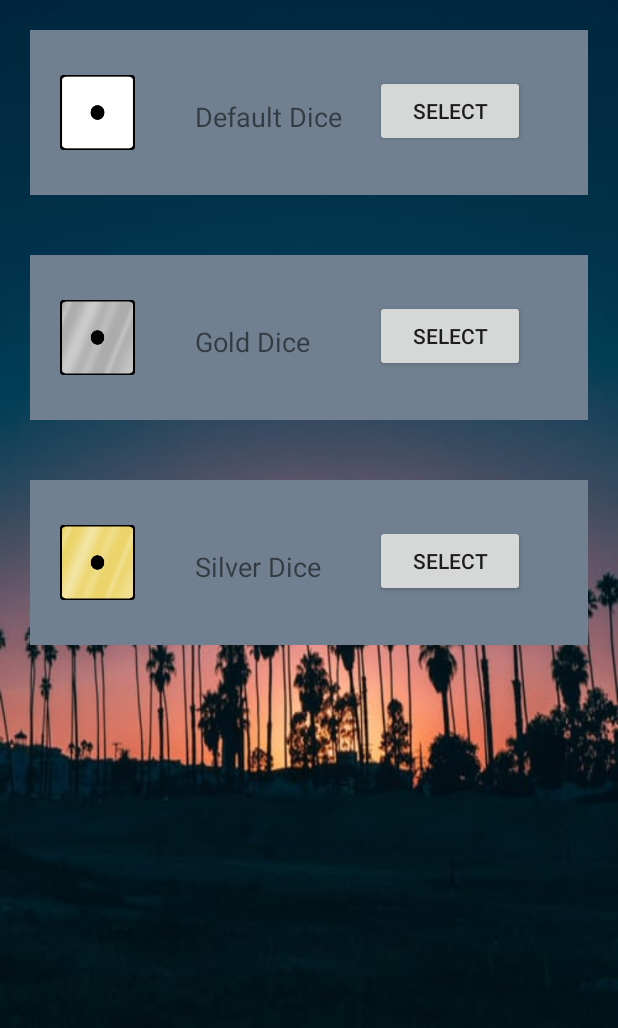
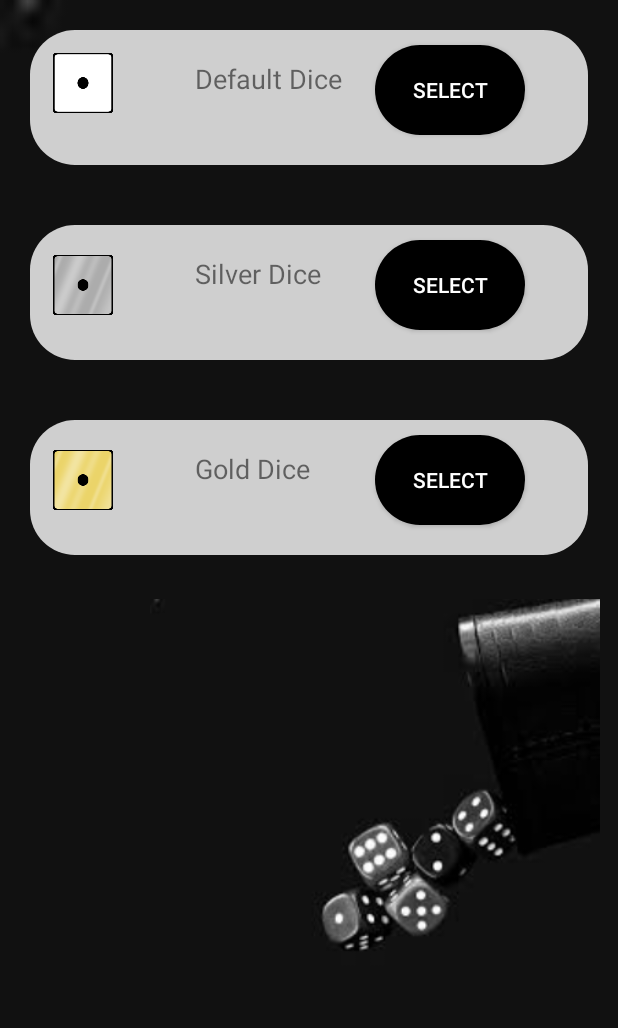
Before and after one commit to Demesaikiran/PigDice, an Android app: the skins screen opened directly, with no data from a screen before it, on a phone screen of 412 x 824 dp. Shown: the top 1028 px of the screen. Run offline under Robolectric (Android 15) with nearby library versions, the phone set to English and light mode, and no system bars; Roboto replaces fonts that are not available here.

Commit message:
update skins

```diff
--- a/app/src/main/res/layout/activity_skins.xml
+++ b/app/src/main/res/layout/activity_skins.xml
@@ -5,30 +5,30 @@
     android:layout_width="match_parent"
     android:layout_height="match_parent"
     tools:context=".skins"
-    android:background="@drawable/background2"
+    android:background="@drawable/base_bg"
     android:orientation="vertical">
 
     <RelativeLayout
         android:layout_width="match_parent"
         android:layout_height="wrap_content"
-        android:background="@color/slate_gray"
+        android:background="@drawable/bg"
         android:layout_margin="20sp"
         >
 
         <ImageView
 
-            android:layout_width="50dp"
-            android:layout_height="50dp"
+            android:layout_width="40dp"
+            android:layout_height="40dp"
             app:srcCompat="@drawable/white"
-            android:layout_marginTop="30sp"
+            android:layout_marginTop="15sp"
             android:layout_marginBottom="30sp"
-            android:layout_marginStart="20sp"
+            android:layout_marginStart="15sp"
             android:contentDescription="@string/todo" />
         <TextView
-            android:layout_width="100sp"
+            android:layout_width="100dp"
             android:layout_height="wrap_content"
             android:text="@string/default_dice"
-            android:layout_marginTop="45sp"
+            android:layout_marginTop="20sp"
             android:layout_marginBottom="20sp"
             android:layout_marginStart="110sp"
             android:textSize="18sp"/>
@@ -37,31 +37,35 @@
             android:layout_width="100sp"
             android:layout_height="wrap_content"
             android:text="@string/select"
-            android:layout_marginTop="30sp"
+            android:background="@drawable/bg"
+            android:backgroundTint="#000000"
+            android:textColor="#ffffff"
+            android:layout_marginTop="10sp"
             android:layout_marginBottom="20sp"
-            android:layout_marginStart="230sp"/>
+            android:layout_marginStart="230sp"
+            android:layout_marginEnd="20sp"/>
 
     </RelativeLayout>
     <RelativeLayout
         android:layout_width="match_parent"
         android:layout_height="wrap_content"
-        android:background="@color/slate_gray"
+        android:background="@drawable/bg"
         android:layout_margin="20sp"
         >
         <ImageView
 
-            android:layout_width="50dp"
-            android:layout_height="50dp"
+            android:layout_width="40dp"
+            android:layout_height="40dp"
             app:srcCompat="@drawable/silver"
-            android:layout_marginStart="20sp"
-            android:layout_marginTop="30sp"
-            android:layout_marginBottom="30sp"
+            android:layout_marginStart="15sp"
+            android:layout_marginTop="20sp"
+            android:layout_marginBottom="15sp"
             android:contentDescription="@string/todo" />
         <TextView
             android:layout_width="100sp"
             android:layout_height="wrap_content"
-            android:text="@string/gold_dice"
-            android:layout_marginTop="45sp"
+            android:text="@string/silver_dice"
+            android:layout_marginTop="20sp"
             android:layout_marginBottom="20sp"
             android:layout_marginStart="110sp"
             android:textSize="18sp"/>
@@ -70,25 +74,27 @@
             android:layout_width="100sp"
             android:layout_height="wrap_content"
             android:text="@string/select"
-            android:layout_marginTop="30sp"
+            android:background="@drawable/bg"
+            android:textColor="#ffffff"
+            android:backgroundTint="#000000"
+            android:layout_marginTop="10sp"
             android:layout_marginBottom="20sp"
             android:layout_marginStart="230sp"/>
 
     </RelativeLayout>
-
     <RelativeLayout
         android:layout_width="match_parent"
         android:layout_height="wrap_content"
         android:layout_margin="20sp"
-        android:background="@color/slate_gray">
+        android:background="@drawable/bg">
 
         <ImageView
 
-            android:layout_width="50dp"
-            android:layout_height="50dp"
-            android:layout_marginStart="20sp"
-            android:layout_marginTop="30sp"
-            android:layout_marginBottom="30sp"
+            android:layout_width="40dp"
+            android:layout_height="40dp"
+            android:layout_marginStart="15sp"
+            android:layout_marginTop="20sp"
+            android:layout_marginBottom="15sp"
             android:contentDescription="@string/todo"
             app:srcCompat="@drawable/gold" />
 
@@ -96,9 +102,9 @@
             android:layout_width="100sp"
             android:layout_height="wrap_content"
             android:layout_marginStart="110sp"
-            android:layout_marginTop="45sp"
+            android:layout_marginTop="20sp"
             android:layout_marginBottom="20sp"
-            android:text="@string/silver_dice"
+            android:text="@string/gold_dice"
             android:textSize="18sp" />
 
         <Button
@@ -106,10 +112,18 @@
             android:layout_width="100sp"
             android:layout_height="wrap_content"
             android:layout_marginStart="230sp"
-            android:layout_marginTop="30sp"
+            android:layout_marginTop="10sp"
             android:layout_marginBottom="20sp"
-            android:text="@string/select" />
+            android:text="@string/select"
+            android:background="@drawable/bg"
+            android:backgroundTint="#000000"
+            android:textColor="#ffffff" />
 
     </RelativeLayout>
-
+    <ImageView
+        android:layout_width="400dp"
+        android:layout_height="270dp"
+        app:srcCompat="@drawable/base"
+        android:paddingStart="100dp"
+        android:contentDescription="@string/todo" />
 </LinearLayout>
--- a/app/src/main/res/values/strings.xml
+++ b/app/src/main/res/values/strings.xml
@@ -10,7 +10,6 @@
     <string name="default_dice">Default Dice</string>
     <string name="silver_dice">Silver Dice</string>
     <string name="gold_dice">Gold Dice</string>
-    <string name="todo">TODO</string>
     <string name="roll">ROLL</string>
 
     <string name="turn_score">Turn Score</string>
@@ -30,6 +29,7 @@
     <string name="computer_score">Computer Score</string>
     <string name="_0">0</string>
     <string name="Rematch">Rematch</string>
+    <string name="todo">TODO</string>
 
 
 </resources>
```
Also changed, not shown: app/src/main/java/com/example/pigdice/settings.java (line endings or trailing spaces), app/src/main/res/drawable-v24/base.jpg (added), app/src/main/res/drawable-v24/base_bg.jpg (added).
